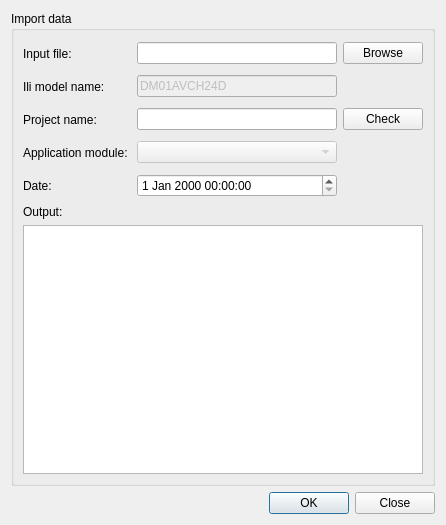
edigonzales-archiv/qcadastre, file base/file/Ui_importproject.ui: the form before one commit.
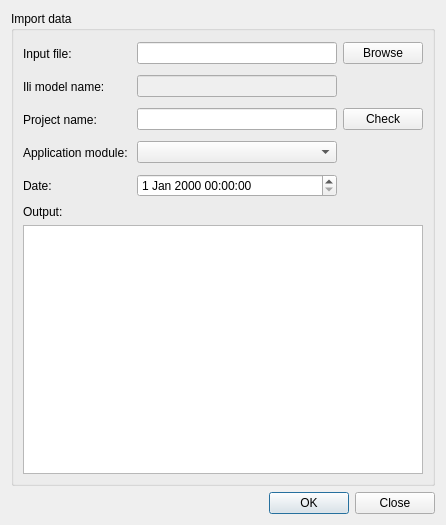
The form after the commit.

What changed in the file:
```diff
--- a/base/file/Ui_importproject.ui
+++ b/base/file/Ui_importproject.ui
@@ -51,7 +51,7 @@
            <bool>false</bool>
           </property>
           <property name="text">
-           <string>DM01AVCH24D</string>
+           <string/>
           </property>
          </widget>
         </item>
@@ -91,7 +91,7 @@
         <item row="3" column="1">
          <widget class="QComboBox" name="cmbBoxAppModule">
           <property name="enabled">
-           <bool>false</bool>
+           <bool>true</bool>
           </property>
          </widget>
         </item>
```
